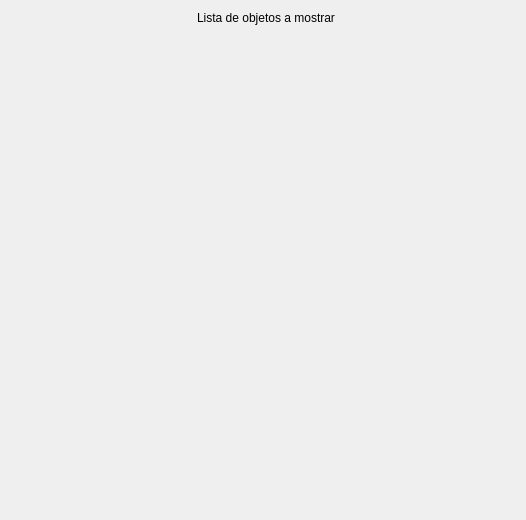
This is src/dispobjmanager/mainwidget.ui in aguperezpala/linux-bluetooth-qt as Qt 5 draws it before an edit. The edited form follows.
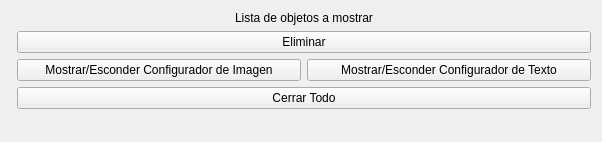
This is the edited form.

Patch:
```diff
--- a/src/dispobjmanager/mainwidget.ui
+++ b/src/dispobjmanager/mainwidget.ui
@@ -9,8 +9,8 @@
    <rect>
     <x>0</x>
     <y>0</y>
-    <width>526</width>
-    <height>520</height>
+    <width>602</width>
+    <height>142</height>
    </rect>
   </property>
   <property name="sizePolicy">
@@ -61,6 +61,38 @@
      </item>
     </layout>
    </item>
+   <item row="1" column="1">
+    <widget class="QPushButton" name="btnDelSelected">
+     <property name="text">
+      <string>Eliminar</string>
+     </property>
+    </widget>
+   </item>
+   <item row="2" column="1">
+    <layout class="QHBoxLayout" name="horizontalLayout">
+     <item>
+      <widget class="QPushButton" name="btnShowPic">
+       <property name="text">
+        <string>Mostrar/Esconder Configurador de Imagen</string>
+       </property>
+      </widget>
+     </item>
+     <item>
+      <widget class="QPushButton" name="btnShowTxt">
+       <property name="text">
+        <string>Mostrar/Esconder Configurador de Texto</string>
+       </property>
+      </widget>
+     </item>
+    </layout>
+   </item>
+   <item row="3" column="1">
+    <widget class="QPushButton" name="btnExit">
+     <property name="text">
+      <string>Cerrar Todo</string>
+     </property>
+    </widget>
+   </item>
   </layout>
  </widget>
  <resources/>
```
Left out of the diff: 2 changed lines with no effect on the pictures.
